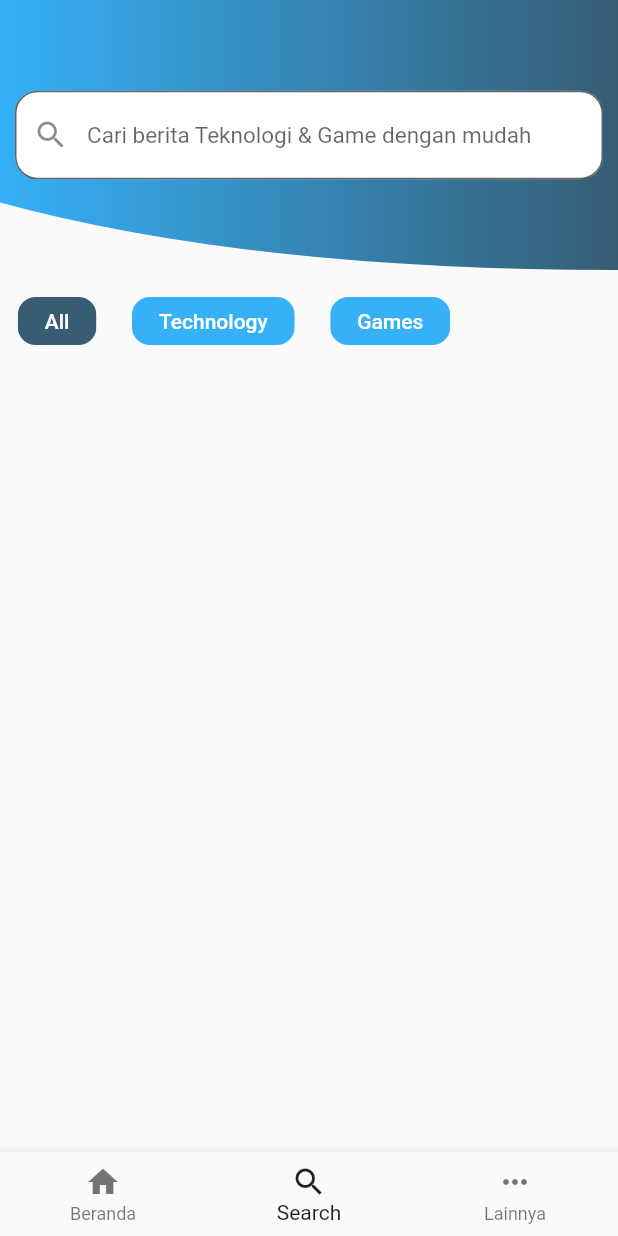
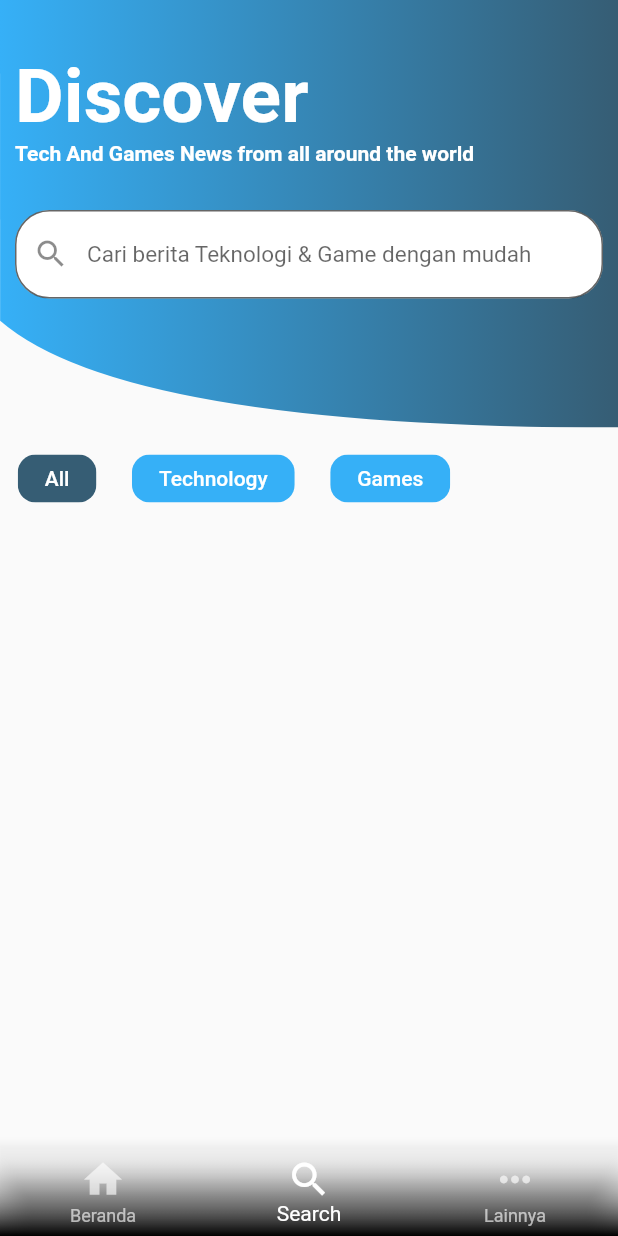
Before and after one commit to imsat16/news, a Flutter app: the BottNav screen opened directly, item 2 of the bottom bar chosen, on a phone screen of 412 x 824 dp. Run offline on Flutter 3.47's test engine with Material 2 defaults, Android fonts, the light colour scheme and no system bars; our stand-ins replace carousel_slider, shared_preferences, smooth_page_indicator; accounts and stored records are empty; network calls fail.

Commit message:
Tambahan Pemanis Dikir

```diff
--- a/lib/main.dart
+++ b/lib/main.dart
@@ -1,3 +1,5 @@
+import 'dart:ui';
+
 import 'package:flutter/material.dart';
 import 'package:flutter/services.dart';
 import 'package:news/pages/homePage.dart';
@@ -76,11 +78,19 @@ class _BottNavState extends State<BottNav> {
                 widget.title,
                 style: TextStyle(color: Colors.black),
               ),
-              backgroundColor: Colors.transparent,
+              backgroundColor: const Color.fromARGB(0, 255, 0, 0),
               elevation: 0,
             ),
       body: Center(child: _widgetOptions.elementAt(_selectedIndex)),
-      bottomNavigationBar: BottomNavigationBar(
+      bottomNavigationBar: Container(
+        decoration: const BoxDecoration(
+            gradient: LinearGradient(
+          begin: Alignment.topCenter,
+          end: Alignment.bottomCenter,
+          colors: [Color.fromRGBO(255, 255, 255, 0), Colors.black],
+          stops: [0.10, 1.0],
+        )),
+        child: BottomNavigationBar(
           items: const <BottomNavigationBarItem>[
             BottomNavigationBarItem(
               icon: Icon(Icons.home),
@@ -96,8 +106,13 @@ class _BottNavState extends State<BottNav> {
             ),
           ],
           currentIndex: _selectedIndex,
-        selectedItemColor: Colors.black87,
+          iconSize: 30,
+          unselectedLabelStyle: const TextStyle(fontSize: 12),
+          backgroundColor: const Color.fromARGB(0, 145, 145, 145),
+          selectedItemColor: const Color.fromARGB(255, 255, 255, 255),
+          unselectedItemColor: Color.fromARGB(163, 255, 255, 255),
           onTap: _onItemTapped,
+        ),
       ),
     );
   }
--- a/lib/pages/search_pages.dart
+++ b/lib/pages/search_pages.dart
@@ -134,7 +134,7 @@ class _SearchPageState extends State<SearchPage> {
                 clipper: BackgroundWaveClipper(),
                 child: Container(
                   width: MediaQuery.of(context).size.width,
-                  height: 180,
+                  height: 285,
                   decoration: const BoxDecoration(
                     gradient: LinearGradient(
                       colors: [
@@ -146,11 +146,35 @@ class _SearchPageState extends State<SearchPage> {
                   child: Padding(
                     padding:
                         const EdgeInsets.symmetric(vertical: 5, horizontal: 10),
-                    child: Row(
-                      mainAxisAlignment: MainAxisAlignment.spaceBetween,
-                      children: [
-                        Expanded(
-                          child: TextField(
+                    child: Expanded(
+                      child: Column(
+                        mainAxisAlignment: MainAxisAlignment.start,
+                        crossAxisAlignment: CrossAxisAlignment.start,
+                        children: [
+                          const Padding(
+                            padding: EdgeInsets.symmetric(vertical: 30),
+                            child: Column(
+                              mainAxisAlignment: MainAxisAlignment.spaceEvenly,
+                              mainAxisSize: MainAxisSize.min,
+                              crossAxisAlignment: CrossAxisAlignment.start,
+                              children: [
+                                Text(
+                                  "Discover",
+                                  style: TextStyle(
+                                      fontSize: 50,
+                                      color: Colors.white,
+                                      fontWeight: FontWeight.bold),
+                                ),
+                                Text(
+                                  "Tech And Games News from all around the world",
+                                  style: TextStyle(
+                                      color: Colors.white,
+                                      fontWeight: FontWeight.bold),
+                                )
+                              ],
+                            ),
+                          ),
+                          TextField(
                             decoration: InputDecoration(
                               hintText:
                                   "Cari berita Teknologi & Game dengan mudah",
@@ -159,7 +183,7 @@ class _SearchPageState extends State<SearchPage> {
                               fillColor:
                                   const Color.fromARGB(255, 255, 255, 255),
                               border: OutlineInputBorder(
-                                borderRadius: BorderRadius.circular(15),
+                                borderRadius: BorderRadius.circular(23),
                                 borderSide: const BorderSide(
                                   color: Colors.red,
                                 ),
@@ -170,8 +194,8 @@ class _SearchPageState extends State<SearchPage> {
                               searchData(value);
                             },
                           ),
-                        ),
-                      ],
+                        ],
+                      ),
                     ),
                   ),
                 ),
@@ -311,9 +335,9 @@ class BackgroundWaveClipper extends CustomClipper<Path> {
     var path = Path();
 
     final p0 = size.height * 0.75;
-    path.lineTo(0.0, p0);
+    path.lineTo(0.10, p0);
 
-    final controlPoint = Offset(size.width * 0.4, size.height);
+    final controlPoint = Offset(size.width * 0.20, size.height);
     final endPoint = Offset(size.width, size.height / 1);
     path.quadraticBezierTo(
         controlPoint.dx, controlPoint.dy, endPoint.dx, endPoint.dy);
```
Lines whose indentation alone changed are shown as unchanged.
